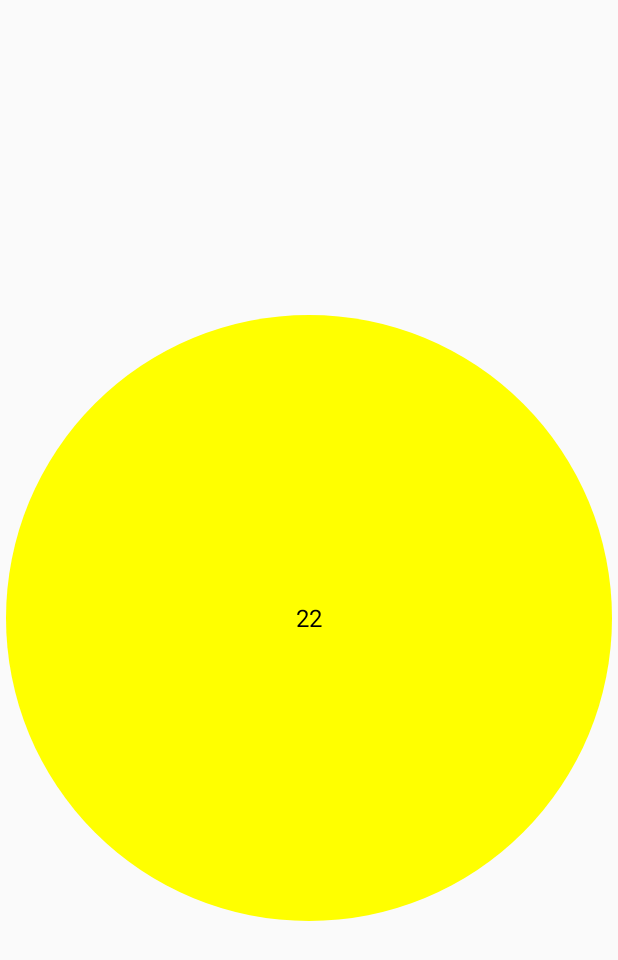
After one commit to atsuko-fukui/PlankChallenge, an Android app: the layout calendar_day_layout.xml on its own in the app's theme, with its tools: preview values and no code run, on a phone screen of 412 x 824 dp. The commit adds this screen. Shown: the top 960 px of the screen. Run offline under Robolectric (Android 15) with nearby library versions, the phone set to English and light mode, and no system bars.

Commit message:
introduce calendar view

```diff
--- a/app/build.gradle
+++ b/app/build.gradle
@@ -43,9 +43,7 @@ dependencies {
     implementation "androidx.room:room-ktx:$room_version"
     kapt "android.arch.persistence.room:compiler:1.1.1"
 
-    def epoxy_version = "3.8.0"
-    implementation "com.airbnb.android:epoxy:$epoxy_version"
-    kapt "com.airbnb.android:epoxy-processor:$epoxy_version"
+    implementation 'com.github.kizitonwose:CalendarView:0.2.9'
 
     testImplementation 'junit:junit:4.12'
     androidTestImplementation 'androidx.test.ext:junit:1.1.1'
--- a/app/src/main/AndroidManifest.xml
+++ b/app/src/main/AndroidManifest.xml
@@ -3,6 +3,7 @@
     package="com.example.muumuu.plankchallenge">
 
     <application
+        android:name=".MyApplication"
         android:allowBackup="true"
         android:icon="@mipmap/ic_launcher"
         android:label="@string/app_name"
--- /dev/null
+++ b/app/src/main/res/drawable/circle_accent_color.xml
@@ -0,0 +1,8 @@
+<?xml version="1.0" encoding="utf-8"?>
+<shape xmlns:android="http://schemas.android.com/apk/res/android"
+    android:shape="oval">
+    <solid android:color="@color/colorAccent" />
+    <size
+        android:width="8dp"
+        android:height="8dp"/>
+</shape>
--- /dev/null
+++ b/app/src/main/res/layout/calendar_day_layout.xml
@@ -0,0 +1,33 @@
+<?xml version="1.0" encoding="utf-8"?>
+<androidx.constraintlayout.widget.ConstraintLayout xmlns:android="http://schemas.android.com/apk/res/android"
+    xmlns:tools="http://schemas.android.com/tools"
+    android:layout_width="match_parent"
+    android:layout_height="match_parent"
+    xmlns:app="http://schemas.android.com/apk/res-auto">
+
+    <ImageView
+        android:id="@+id/circle"
+        android:layout_width="0dp"
+        android:layout_height="0dp"
+        android:layout_marginStart="4dp"
+        android:layout_marginEnd="4dp"
+        android:src="@drawable/circle_accent_color"
+        app:layout_constraintTop_toTopOf="parent"
+        app:layout_constraintBottom_toBottomOf="parent"
+        app:layout_constraintStart_toStartOf="parent"
+        app:layout_constraintEnd_toEndOf="parent"
+        tools:text="22" />
+
+    <TextView
+        android:id="@+id/calendarDayText"
+        style="@style/BlackNormalFont"
+        android:layout_width="0dp"
+        android:layout_height="0dp"
+        android:gravity="center"
+        app:layout_constraintTop_toTopOf="parent"
+        app:layout_constraintBottom_toBottomOf="parent"
+        app:layout_constraintStart_toStartOf="parent"
+        app:layout_constraintEnd_toEndOf="parent"
+        tools:text="22" />
+
+</androidx.constraintlayout.widget.ConstraintLayout>
--- a/app/src/main/res/values/styles.xml
+++ b/app/src/main/res/values/styles.xml
@@ -13,4 +13,8 @@
         <item name="android:textColor">@android:color/black</item>
     </style>
 
+    <style name="BlackNormalFont">
+        <item name="android:textSize">16sp</item>
+        <item name="android:textColor">@android:color/black</item>
+    </style>
 </resources>
--- a/build.gradle
+++ b/build.gradle
@@ -4,8 +4,8 @@ buildscript {
     ext.kotlin_version = '1.3.50'
     repositories {
         google()
+        maven { url "https://jitpack.io" }
         jcenter()
-
     }
     dependencies {
         classpath 'com.android.tools.build:gradle:3.5.2'
@@ -19,7 +19,7 @@ allprojects {
     repositories {
         google()
         jcenter()
-
+        maven { url "https://jitpack.io" }
     }
 }
 
```
Also changed, not shown: app/src/main/java/com/example/muumuu/plankchallenge/DayViewContainer.kt (added, +11 -0 lines), app/src/main/java/com/example/muumuu/plankchallenge/MyApplication.kt (added, +12 -0 lines), app/src/main/java/com/example/muumuu/plankchallenge/RecordFragment.kt (+51 -14 lines), app/src/main/java/com/example/muumuu/plankchallenge/RecordItemView.kt (deleted, +0 -30 lines), app/src/main/res/layout/fragment_record.xml (+4 -3 lines), app/src/main/res/layout/view_record_item.xml (deleted, +0 -15 lines).
